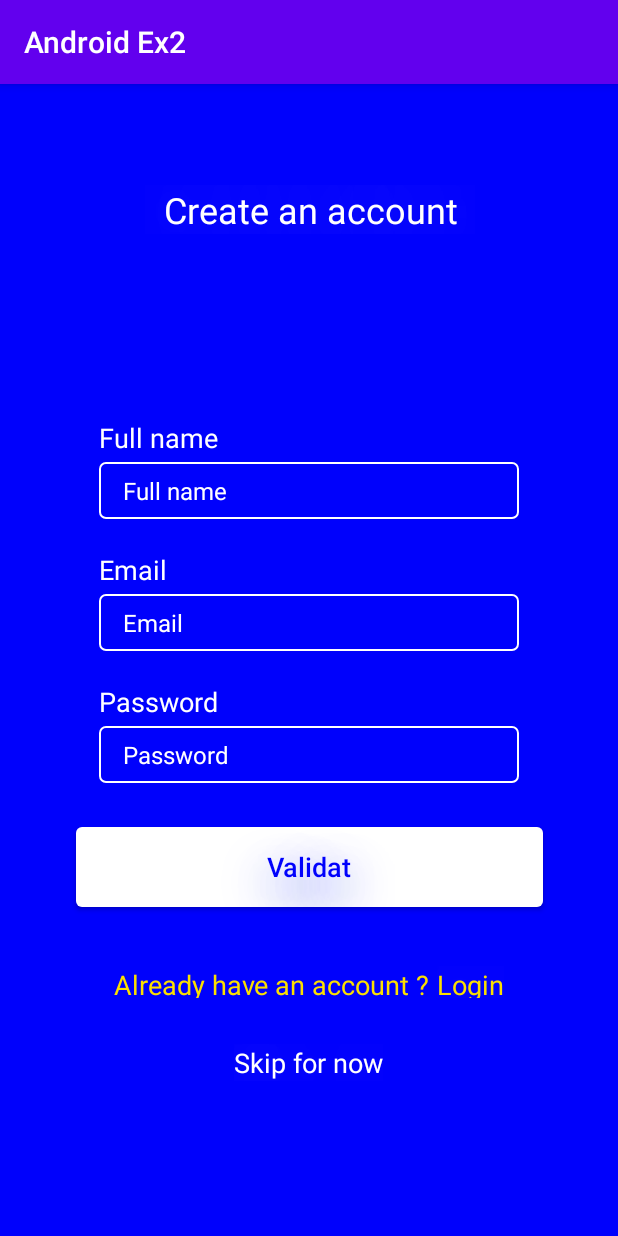
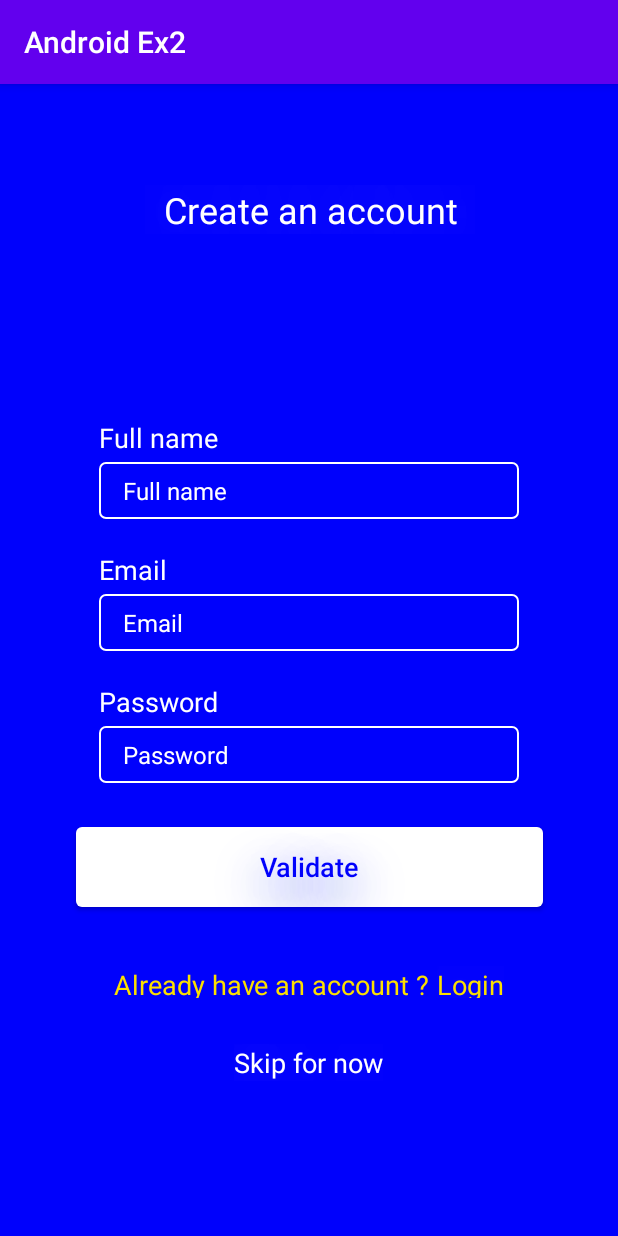
Before and after one commit to huynhvanhauvn/Android-Ex2, an Android app: the CreateActivity screen opened directly, with no data from a screen before it, on a phone screen of 412 x 824 dp. Run offline under Robolectric (Android 15) with nearby library versions, the phone set to English and light mode, and no system bars.

Commit message:
commit create page

```diff
--- a/app/src/main/res/values/strings.xml
+++ b/app/src/main/res/values/strings.xml
@@ -4,7 +4,7 @@
     <string name="full_name">Full name</string>
     <string name="email">Email</string>
     <string name="password">Password</string>
-    <string name="validate">Validat</string>
+    <string name="validate">Validate</string>
     <string name="question">Already have an account ?\u0020</string>
     <string name="redirect">Login</string>
     <string name="skip">Skip for now</string>
```
